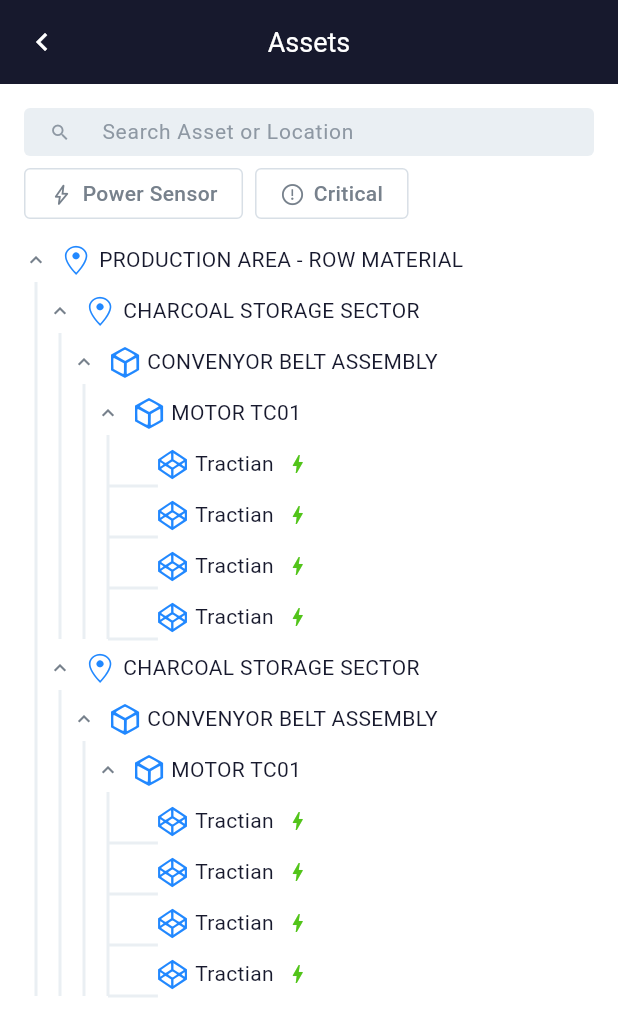
After one commit to matheusfelipe1/Tractian-Selection-Process, a Flutter app: the AssetsPage screen opened by its route, on a phone screen of 412 x 824 dp. The commit adds this screen. Shown: the top 1036 px of the screen. Run offline on Flutter 3.47's test engine with Material 3 defaults, Android fonts, the light colour scheme and no system bars; our stand-ins replace get; generated files the repository leaves out were written again; Roboto replaces fonts that are missing (Roboto-Medium, Roboto-Regular).

Commit message:
feat refactoring our design system

```diff
--- a/design_system/lib/widgets/appbar/settings/appbar_settings.dart
+++ b/design_system/lib/components/appbar/tractian_appbar.dart
@@ -1,12 +1,12 @@
 import 'package:flutter/material.dart';
 
-class AppbarSettings {
+class TractianAppbar {
   final Widget? child;
   final String? title;
   final IconData? leadingIcon;
   final VoidCallback? onTapLeading;
 
-  const AppbarSettings({
+  const TractianAppbar({
     this.child,
     this.title,
     this.leadingIcon,
--- a/design_system/lib/widgets/appbar/tractian_appbar.dart
+++ b/design_system/lib/components/appbar/widgets/tractian_appbar_widget.dart
@@ -1,9 +1,9 @@
 import 'package:flutter/material.dart';
 import 'package:design_system/design_system.dart';
 
-class TractianAppbar extends StatelessWidget implements PreferredSizeWidget {
-  final AppbarSettings appbarSettings;
-  const TractianAppbar({
+class TractianAppbarWidget extends StatelessWidget implements PreferredSizeWidget {
+  final TractianAppbar appbarSettings;
+  const TractianAppbarWidget({
     super.key,
     required this.appbarSettings,
   });
--- a/design_system/lib/widgets/assets_tree/tractian_horizontal_line.dart
+++ b/design_system/lib/components/assets_tree/designs/tractian_horizontal_line_paint.dart
@@ -1,6 +1,6 @@
-part of 'tractian_assets_tree.dart';
+part of '../widgets/tractian_assets_tree_widget.dart';
 
-class _TractianHorizontalLine extends CustomPainter {
+class _TractianHorizontalLinePaint extends CustomPainter {
   @override
   void paint(Canvas canvas, Size size) {
     final paint = Paint()
--- a/design_system/lib/widgets/assets_tree/tractian_vertical_line.dart
+++ b/design_system/lib/components/assets_tree/designs/tractian_vertical_line_paint.dart
@@ -1,6 +1,6 @@
-part of 'tractian_assets_tree.dart';
+part of '../widgets/tractian_assets_tree_widget.dart';
 
-class _TractianVerticalLine extends CustomPainter {
+class _TractianVerticalLinePaint extends CustomPainter {
   @override
   void paint(Canvas canvas, Size size) {
     final paint = Paint()
--- a/design_system/lib/widgets/assets_tree/entity/tractian_assets_tree_ds_entity.dart
+++ b/design_system/lib/components/assets_tree/tractian_assets_tree.dart
@@ -1,14 +1,13 @@
-import 'package:design_system/styles/traction_asset_type.dart';
-import 'package:flutter/material.dart';
+part of 'widgets/tractian_assets_tree_widget.dart';
 
-class TractianAssetsTreeDSEntity {
+class TractianAssetsTree {
   final String name;
   final bool isOpen;
   final bool critical;
   final TractianAssetType type;
-  final List<TractianAssetsTreeDSEntity> children;
+  final List<TractianAssetsTree> children;
 
-  TractianAssetsTreeDSEntity({
+  TractianAssetsTree({
     required this.name,
     required this.type,
     this.isOpen = true,
--- a/design_system/lib/widgets/assets_tree/tractian_assets_tree_header.dart
+++ b/design_system/lib/components/assets_tree/widgets/tractian_assets_tree_header_widget.dart
@@ -1,19 +1,19 @@
-part of 'tractian_assets_tree.dart';
+part of 'tractian_assets_tree_widget.dart';
 
-class _TractianAssetsTreeHeader extends StatelessWidget {
-  final TractianAssetsTreeDSEntity assetsTreeDSEntity;
+class _TractianAssetsTreeHeaderWidget extends StatelessWidget {
+  final TractianAssetsTree assetsTree;
 
-  const _TractianAssetsTreeHeader({required this.assetsTreeDSEntity});
+  const _TractianAssetsTreeHeaderWidget({required this.assetsTree});
 
   @override
   Widget build(BuildContext context) {
     final expansionIcon =
-        assetsTreeDSEntity.isOpen ? Icons.expand_less : Icons.expand_more;
+        assetsTree.isOpen ? Icons.expand_less : Icons.expand_more;
 
     return Row(
       children: [
         Visibility(
-          visible: !assetsTreeDSEntity.isComponent,
+          visible: !assetsTree.isComponent,
           child: Icon(
             size: 16,
             expansionIcon,
@@ -23,17 +23,17 @@
         const SizedBox(width: 8),
         Icon(
           size: 22,
-          assetsTreeDSEntity.getIcon(),
+          assetsTree.getIcon(),
           color: TractianColors.blue50,
         ),
         const SizedBox(width: 4),
         Text(
-          assetsTreeDSEntity.name,
+          assetsTree.name,
           style: regularSm.defaultStyle(),
         ),
         const SizedBox(width: 8),
         Visibility(
-          visible: assetsTreeDSEntity.isComponent,
+          visible: assetsTree.isComponent,
           child: _getStatusIcon(),
         )
       ],
@@ -41,7 +41,7 @@
   }
 
   Widget _getStatusIcon() {
-    return assetsTreeDSEntity.isCritical
+    return assetsTree.isCritical
         ? Icon(
             size: 8,
             TractianIcons.warninig,
--- /dev/null
+++ b/design_system/lib/components/assets_tree/widgets/tractian_assets_tree_widget.dart
@@ -0,0 +1,45 @@
+import 'package:flutter/material.dart';
+import 'package:design_system/design_system.dart';
+
+part "../tractian_assets_tree.dart";
+part '../designs/tractian_vertical_line_paint.dart';
+part '../designs/tractian_horizontal_line_paint.dart';
+part 'tractian_list_view_children_widget.dart';
+part "tractian_assets_tree_header_widget.dart";
+
+class TractianAssetsTreeWidget extends StatelessWidget {
+  final TractianAssetsTree assetsTree;
+  const TractianAssetsTreeWidget({
+    super.key,
+    required this.assetsTree,
+  });
+
+  @override
+  Widget build(BuildContext context) {
+    return CustomPaint(
+      painter: _getPainter(),
+      child: AnimatedContainer(
+        duration: const Duration(milliseconds: 300),
+        padding: _getPadding(),
+        child: Column(
+          children: [
+            _TractianAssetsTreeHeaderWidget(assetsTree: assetsTree),
+            const SizedBox(height: 4),
+            _TractianListViewChildrenWidget(assetsTree: assetsTree),
+          ],
+        ),
+      ),
+    );
+  }
+
+  _TractianHorizontalLinePaint? _getPainter() {
+    return assetsTree.isComponent ? _TractianHorizontalLinePaint() : null;
+  }
+
+  EdgeInsets _getPadding() {
+    return EdgeInsets.only(
+      top: 8,
+      left: assetsTree.isComponent ? 16 : 0,
+    );
+  }
+}
--- /dev/null
+++ b/design_system/lib/components/assets_tree/widgets/tractian_list_view_children_widget.dart
@@ -0,0 +1,28 @@
+part of 'tractian_assets_tree_widget.dart';
+
+class _TractianListViewChildrenWidget extends StatelessWidget {
+  final TractianAssetsTree assetsTree;
+
+  const _TractianListViewChildrenWidget({
+    required this.assetsTree,
+  });
+
+  @override
+  Widget build(BuildContext context) {
+    return CustomPaint(
+      painter: _TractianVerticalLinePaint(),
+      child: Padding(
+        padding: const EdgeInsets.only(left: 16),
+        child: ListView.builder(
+          shrinkWrap: true,
+          padding: EdgeInsets.zero,
+          itemCount: assetsTree.children.length,
+          itemBuilder: (context, index) {
+            final item = assetsTree.children.elementAt(index);
+            return TractianAssetsTreeWidget(assetsTree: item);
+          },
+        ),
+      ),
+    );
+  }
+}
--- a/design_system/lib/widgets/text_field/tractian_text_field.dart
+++ b/design_system/lib/components/text_field/tractian_text_field_widget.dart
@@ -2,12 +2,12 @@
 import 'package:design_system/styles/tractian_fonts.dart';
 import 'package:design_system/styles/tractian_colors.dart';
 
-class TractianTextField extends StatelessWidget {
+class TractianTextFieldWidget extends StatelessWidget {
   final String hintText;
   final Function(String)? onChanged;
   final TextEditingController controller;
 
-  const TractianTextField({
+  const TractianTextFieldWidget({
     super.key,
     this.onChanged,
     required this.hintText,
--- a/design_system/lib/widgets/toggle_button/settings/tractian_toggle_buttons_settings.dart
+++ b/design_system/lib/components/toggle_button/tractian_toggle_buttons.dart
@@ -1,6 +1,6 @@
-import 'package:flutter/material.dart';
+part of 'widgets/tractian_toggle_button_widget.dart';
 
-class TractianToggleButtonsSettings {
+class TractianToggleButtons {
   final String title;
   final bool isActive;
   final IconData icon;
@@ -8,7 +8,7 @@
   final VoidCallback onTapInactive;
 
 
-  TractianToggleButtonsSettings({
+  TractianToggleButtons({
     required this.icon,
     required this.title,
     this.isActive = false,
--- a/design_system/lib/widgets/toggle_button/tractian_toggle_button.dart
+++ b/design_system/lib/components/toggle_button/widgets/tractian_toggle_button_widget.dart
@@ -1,9 +1,11 @@
 import 'package:flutter/material.dart';
 import 'package:design_system/design_system.dart';
 
-class TractianToggleButton extends StatelessWidget {
-  final TractianToggleButtonsSettings settings;
-  const TractianToggleButton({super.key, required this.settings});
+part '../tractian_toggle_buttons.dart';
+
+class TractianToggleButtonWidget extends StatelessWidget {
+  final TractianToggleButtons settings;
+  const TractianToggleButtonWidget({super.key, required this.settings});
 
   @override
   Widget build(BuildContext context) {
--- a/design_system/lib/design_system.dart
+++ b/design_system/lib/design_system.dart
@@ -4,11 +4,9 @@
 export 'styles/tractian_colors.dart';
 export 'styles/tractian_images.dart';
 export 'styles/traction_asset_type.dart';
-export 'widgets/appbar/tractian_appbar.dart';
-export 'widgets/text_field/tractian_text_field.dart';
-export 'widgets/appbar/settings/appbar_settings.dart';
-export 'widgets/assets_tree/tractian_assets_tree.dart';
-export 'widgets/toggle_button/tractian_toggle_button.dart';
-export 'widgets/companies_tile/tractian_companies_tile_widget.dart';
-export 'widgets/assets_tree/entity/tractian_assets_tree_ds_entity.dart';
-export 'widgets/toggle_button/settings/tractian_toggle_buttons_settings.dart';
+export 'components/appbar/widgets/tractian_appbar_widget.dart';
+export 'components/appbar/tractian_appbar.dart';
+export 'components/text_field/tractian_text_field_widget.dart';
+export 'components/assets_tree/widgets/tractian_assets_tree_widget.dart';
+export 'components/toggle_button/widgets/tractian_toggle_button_widget.dart';
+export 'components/companies_tile/tractian_companies_tile_widget.dart';
--- a/lib/src/features/assets/presentations/page/assets_page.dart
+++ b/lib/src/features/assets/presentations/page/assets_page.dart
@@ -18,8 +18,8 @@
   Widget build(BuildContext context) {
     return Scaffold(
       backgroundColor: TractianColors.whiteBrand,
-      appBar: TractianAppbar(
-        appbarSettings: AppbarSettings(
+      appBar: TractianAppbarWidget(
+        appbarSettings: TractianAppbar(
           onTapLeading: Get.back,
           leadingIcon: Icons.navigate_before,
           title: tractianLocalizations.assets,
@@ -29,7 +29,7 @@
         padding: const EdgeInsets.all(16.0),
         child: Column(
           children: [
-            TractianTextField(
+            TractianTextFieldWidget(
               controller: controller,
               hintText: tractianLocalizations.searchField,
               onChanged: (value) {},
@@ -38,8 +38,8 @@
             Row(
               children: [
                 FittedBox(
-                  child: TractianToggleButton(
-                    settings: TractianToggleButtonsSettings(
+                  child: TractianToggleButtonWidget(
+                    settings: TractianToggleButtons(
                       title: tractianLocalizations.powerSensor,
                       icon: TractianIcons.lightning,
                       isActive: isActive,
@@ -58,8 +58,8 @@
                 ),
                 const SizedBox(width: 8),
                 FittedBox(
-                  child: TractianToggleButton(
-                    settings: TractianToggleButtonsSettings(
+                  child: TractianToggleButtonWidget(
+                    settings: TractianToggleButtons(
                       title: tractianLocalizations.critical,
                       icon: TractianIcons.warninig,
                       isActive: isActive,
@@ -80,39 +80,39 @@
             ),
             const SizedBox(height: 8),
             Flexible(
-              child: TractianAssetsTree(
-                assetsTreeDSEntity: TractianAssetsTreeDSEntity(
+              child: TractianAssetsTreeWidget(
+                assetsTree: TractianAssetsTree(
                   name: "PRODUCTION AREA - ROW MATERIAL",
                   type: TractianAssetType.location,
                   children: [
-                    TractianAssetsTreeDSEntity(
+                    TractianAssetsTree(
                       name: "CHARCOAL STORAGE SECTOR",
                       type: TractianAssetType.subLocation,
                       children: [
-                        TractianAssetsTreeDSEntity(
+                        TractianAssetsTree(
                           name: "CONVENYOR BELT ASSEMBLY",
                           type: TractianAssetType.asset,
                           children: [
-                            TractianAssetsTreeDSEntity(
+                            TractianAssetsTree(
                               name: "MOTOR TC01",
                               type: TractianAssetType.subasset,
                               children: [
-                                TractianAssetsTreeDSEntity(
+                                TractianAssetsTree(
                                   name: "Tractian",
                                   type: TractianAssetType.component,
                                   children: [],
                                 ),
-                                TractianAssetsTreeDSEntity(
+                                TractianAssetsTree(
                                   name: "Tractian",
                                   type: TractianAssetType.component,
                                   children: [],
                                 ),
-                                TractianAssetsTreeDSEntity(
+                                TractianAssetsTree(
                                   name: "Tractian",
                                   type: TractianAssetType.component,
                                   children: [],
                                 ),
-                                TractianAssetsTreeDSEntity(
+                                TractianAssetsTree(
                                   name: "Tractian",
                                   type: TractianAssetType.component,
                                   children: [],
@@ -123,34 +123,34 @@
                         ),
                       ],
                     ),
-                    TractianAssetsTreeDSEntity(
+                    TractianAssetsTree(
                       name: "CHARCOAL STORAGE SECTOR",
                       type: TractianAssetType.subLocation,
                       children: [
-                        TractianAssetsTreeDSEntity(
+                        TractianAssetsTree(
                           name: "CONVENYOR BELT ASSEMBLY",
                           type: TractianAssetType.asset,
                           children: [
-                            TractianAssetsTreeDSEntity(
+                            TractianAssetsTree(
                               name: "MOTOR TC01",
                               type: TractianAssetType.subasset,
                               children: [
-                                TractianAssetsTreeDSEntity(
+                                TractianAssetsTree(
                                   name: "Tractian",
                                   type: TractianAssetType.component,
                                   children: [],
                                 ),
-                                TractianAssetsTreeDSEntity(
+                                TractianAssetsTree(
                                   name: "Tractian",
                                   type: TractianAssetType.component,
                                   children: [],
                                 ),
-                                TractianAssetsTreeDSEntity(
+                                TractianAssetsTree(
                                   name: "Tractian",
                                   type: TractianAssetType.component,
                                   children: [],
                                 ),
-                                TractianAssetsTreeDSEntity(
+                                TractianAssetsTree(
                                   name: "Tractian",
                                   type: TractianAssetType.component,
                                   children: [],
--- a/lib/src/features/home/presentations/pages/home_page.dart
+++ b/lib/src/features/home/presentations/pages/home_page.dart
@@ -16,8 +16,8 @@
   Widget build(BuildContext context) {
     return Scaffold(
       backgroundColor: TractianColors.whiteBrand,
-      appBar: TractianAppbar(
-        appbarSettings: AppbarSettings(
+      appBar: TractianAppbarWidget(
+        appbarSettings: TractianAppbar(
           child: Image.asset(
             TractianImages.logo,
             package: AppConstants.designSystemPackageName,
```
Also changed, not shown: design_system/lib/widgets/assets_tree/tractian_assets_tree.dart (deleted, +0 -45 lines), design_system/lib/widgets/assets_tree/tractian_list_view_children.dart (deleted, +0 -28 lines), design_system/lib/components/companies_tile/tractian_companies_tile_widget.dart (renamed from design_system/lib/widgets/companies_tile/tractian_companies_tile_widget.dart), 3 other files.
